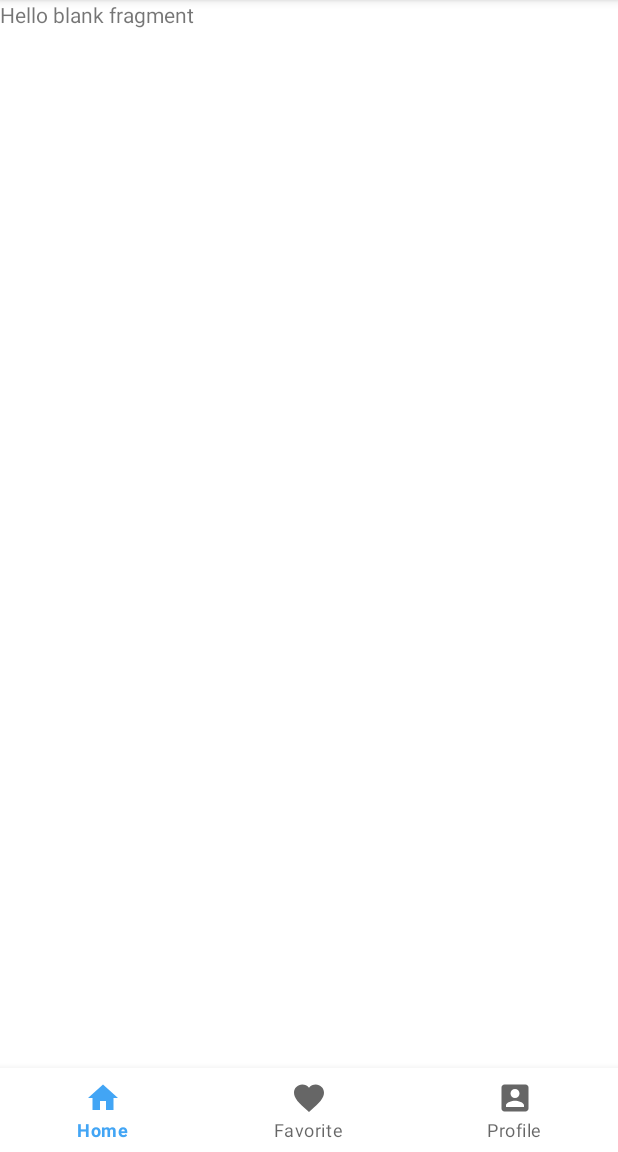
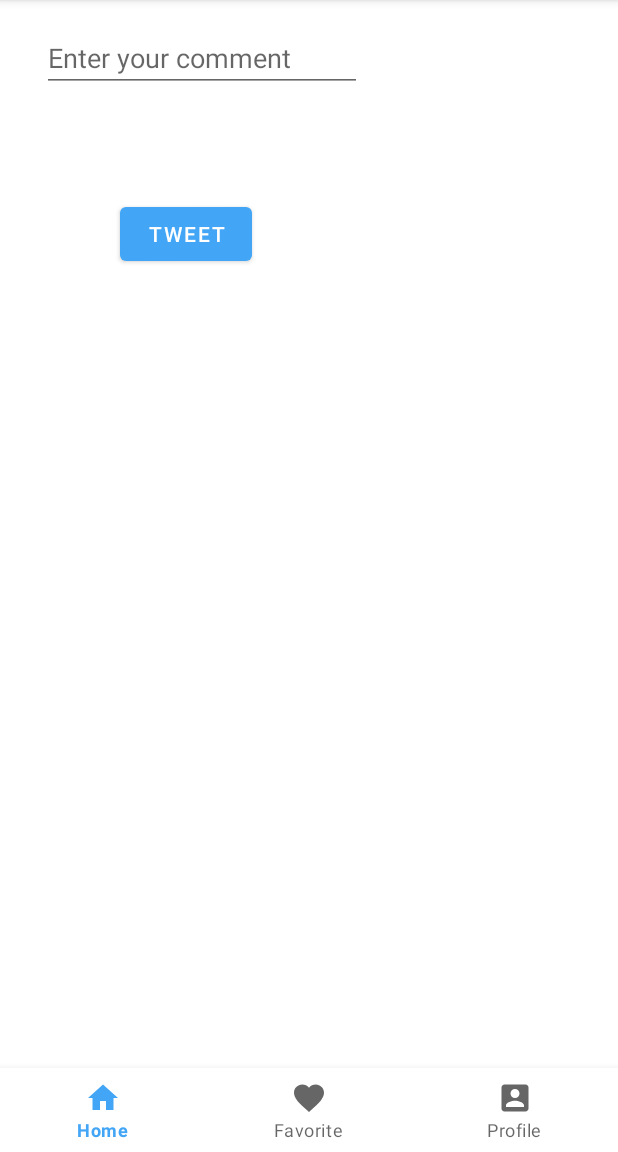
Before and after one commit to herdal06/SocialMediaAppFirebase, an Android app: the AddPostFragment screen opened through its navigation route, on a phone screen of 412 x 824 dp, the part 84-1236 px from its top. Run offline under Robolectric (Android 15) with nearby library versions, the phone set to English and light mode, and no system bars; our stand-ins replace Firebase (no records; nobody signed in at launch, a user with empty details on screens opened directly), navigation-ui.

Commit message:
Add post

```diff
--- a/app/src/main/AndroidManifest.xml
+++ b/app/src/main/AndroidManifest.xml
@@ -1,6 +1,9 @@
 <?xml version="1.0" encoding="utf-8"?>
 <manifest xmlns:android="http://schemas.android.com/apk/res/android"
     package="com.herdal.socialmediaappfirebase">
+
+    <uses-permission android:name="android.permission.INTERNET"></uses-permission>
+    <uses-permission android:name="android.permission.READ_EXTERNAL_STORAGE"></uses-permission>
 
     <application
         android:allowBackup="true"
--- a/app/src/main/java/com/herdal/socialmediaappfirebase/view/post/AddPostFragment.kt
+++ b/app/src/main/java/com/herdal/socialmediaappfirebase/view/post/AddPostFragment.kt
@@ -5,13 +5,67 @@ import androidx.fragment.app.Fragment
 import android.view.LayoutInflater
 import android.view.View
 import android.view.ViewGroup
+import android.widget.Toast
+import androidx.navigation.fragment.findNavController
+import com.google.firebase.Timestamp
+import com.google.firebase.auth.FirebaseAuth
+import com.google.firebase.auth.ktx.auth
+import com.google.firebase.firestore.FirebaseFirestore
+import com.google.firebase.firestore.ktx.firestore
+import com.google.firebase.ktx.Firebase
+import com.google.firebase.storage.FirebaseStorage
+import com.google.firebase.storage.ktx.storage
 import com.herdal.socialmediaappfirebase.R
+import com.herdal.socialmediaappfirebase.databinding.FragmentAddPostBinding
+import kotlinx.android.synthetic.main.fragment_add_post.*
 
 class AddPostFragment : Fragment() {
 
-    override fun onCreateView(inflater: LayoutInflater, container: ViewGroup?, savedInstanceState: Bundle?): View? {
-        val view = inflater.inflate(R.layout.fragment_add_post, container, false)
+    private var _binding: FragmentAddPostBinding? = null
+    private val binding get() = _binding!!
+
+    private lateinit var firestore: FirebaseFirestore
+    private lateinit var storage: FirebaseStorage
+    private lateinit var auth: FirebaseAuth
+
+
+
+    override fun onCreateView(
+        inflater: LayoutInflater,
+        container: ViewGroup?,
+        savedInstanceState: Bundle?
+    ): View? {
+        _binding = FragmentAddPostBinding.inflate(inflater, container, false)
+        val view = binding.root
+
 
         return view
     }
+
+    override fun onViewCreated(view: View, savedInstanceState: Bundle?) {
+        super.onViewCreated(view, savedInstanceState)
+
+        auth = Firebase.auth
+        firestore = Firebase.firestore
+        storage = Firebase.storage
+
+        binding.buttonAdd.setOnClickListener {
+            addPost(it)
+        }
+    }
+
+    fun addPost(view: View) {
+        if(auth.currentUser != null) {
+            val postMap = hashMapOf<String,Any>()
+            postMap.put("useremail",auth.currentUser!!.email!!)
+            postMap.put("comment",editTextPostComment.text.toString())
+            postMap.put("date",Timestamp.now())
+
+            firestore.collection("Posts").add(postMap).addOnSuccessListener {
+                findNavController().navigate(R.id.action_addPostFragment_to_postListFragment)
+            }.addOnFailureListener {
+                Toast.makeText(requireContext(),it.localizedMessage,Toast.LENGTH_SHORT).show()
+            }
+        }
+    }
 }
--- a/app/src/main/java/com/herdal/socialmediaappfirebase/view/post/PostListFragment.kt
+++ b/app/src/main/java/com/herdal/socialmediaappfirebase/view/post/PostListFragment.kt
@@ -9,6 +9,7 @@ import com.google.firebase.auth.ktx.auth
 import com.google.firebase.ktx.Firebase
 import com.herdal.socialmediaappfirebase.R
 import com.herdal.socialmediaappfirebase.databinding.FragmentPostListBinding
+import kotlinx.android.synthetic.main.fragment_post_list.view.*
 
 class PostListFragment : Fragment() {
 
@@ -26,6 +27,10 @@ class PostListFragment : Fragment() {
         val view = binding.root
 
         setHasOptionsMenu(true)
+
+        view.floatingActionButton.setOnClickListener {
+            findNavController().navigate(R.id.action_postListFragment_to_addPostFragment)
+        }
 
         return view
     }
--- /dev/null
+++ b/app/src/main/res/drawable/ic_pencil.xml
@@ -0,0 +1,6 @@
+<vector android:height="24dp" android:tint="#ffffff"
+    android:viewportHeight="24" android:viewportWidth="24"
+    android:width="24dp" xmlns:android="http://schemas.android.com/apk/res/android">
+    <path android:fillColor="@android:color/white" android:pathData="M3,17.25l0,3.75l3.75,0l11.06,-11.06l-3.75,-3.75z"/>
+    <path android:fillColor="@android:color/white" android:pathData="M20.71,5.63l-2.34,-2.34c-0.39,-0.39 -1.02,-0.39 -1.41,0l-1.83,1.83l3.75,3.75l1.83,-1.83C21.1,6.65 21.1,6.02 20.71,5.63z"/>
+</vector>
--- a/app/src/main/res/layout/fragment_add_post.xml
+++ b/app/src/main/res/layout/fragment_add_post.xml
@@ -1,14 +1,31 @@
 <?xml version="1.0" encoding="utf-8"?>
-<FrameLayout xmlns:android="http://schemas.android.com/apk/res/android"
+<androidx.constraintlayout.widget.ConstraintLayout xmlns:android="http://schemas.android.com/apk/res/android"
+    xmlns:app="http://schemas.android.com/apk/res-auto"
     xmlns:tools="http://schemas.android.com/tools"
     android:layout_width="match_parent"
     android:layout_height="match_parent"
     tools:context=".view.post.AddPostFragment">
 
-    <!-- TODO: Update blank fragment layout -->
-    <TextView
-        android:layout_width="match_parent"
-        android:layout_height="match_parent"
-        android:text="@string/hello_blank_fragment" />
 
-</FrameLayout>
+    <EditText
+        android:id="@+id/editTextPostComment"
+        android:layout_width="wrap_content"
+        android:layout_height="wrap_content"
+        android:layout_marginStart="28dp"
+        android:layout_marginTop="16dp"
+        android:ems="10"
+        android:hint="Enter your comment"
+        android:inputType="textPersonName"
+        app:layout_constraintStart_toStartOf="parent"
+        app:layout_constraintTop_toTopOf="parent" />
+
+    <Button
+        android:id="@+id/buttonAdd"
+        android:layout_width="wrap_content"
+        android:layout_height="wrap_content"
+        android:layout_marginStart="80dp"
+        android:layout_marginTop="132dp"
+        android:text="Tweet"
+        app:layout_constraintStart_toStartOf="parent"
+        app:layout_constraintTop_toTopOf="parent" />
+</androidx.constraintlayout.widget.ConstraintLayout>
```
Also changed, not shown: app/src/main/res/layout/fragment_post_list.xml (+18 -4 lines).
